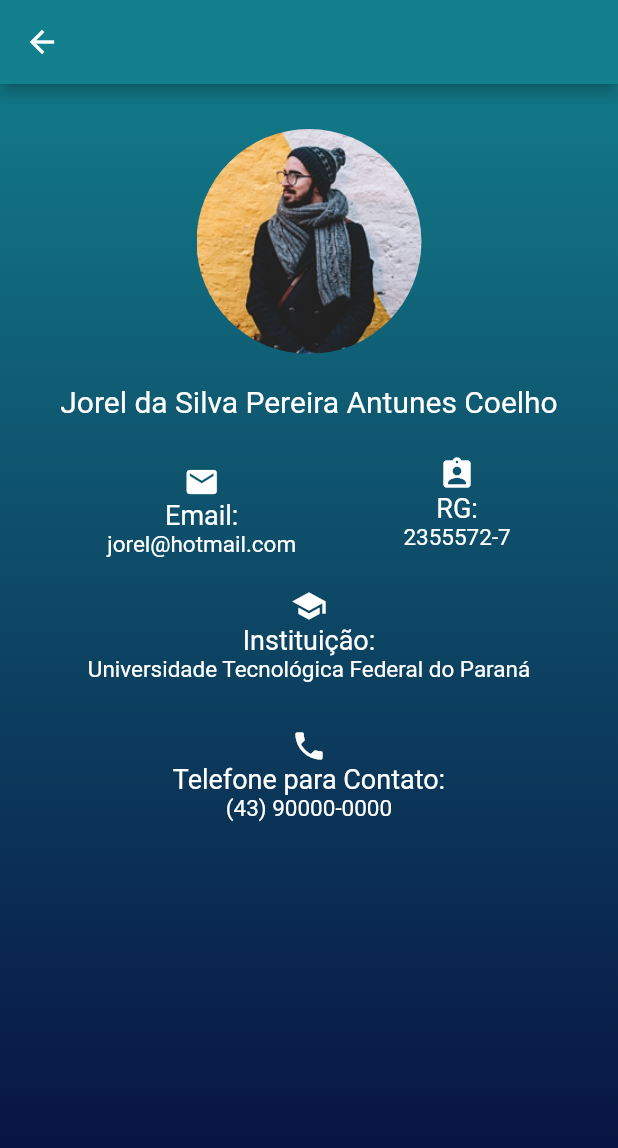
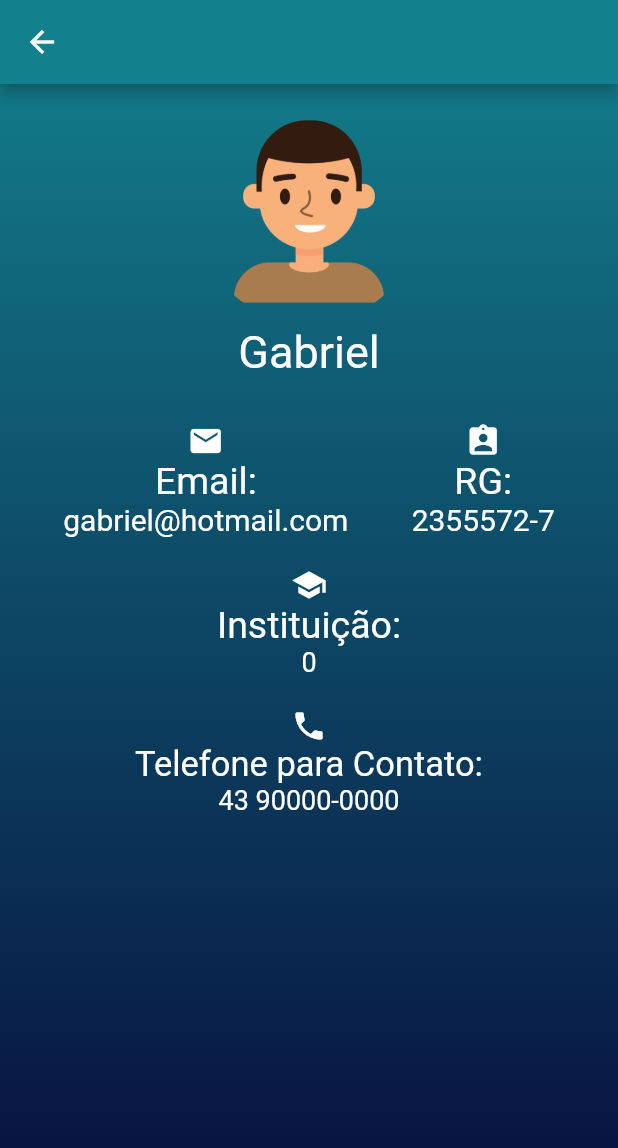
Before and after one commit to Crymison/BusCode, a Flutter app: the AlunoDetalhePage screen opened directly with sample values from the repository, on a phone screen of 412 x 824 dp. Shown: the top 1148 px of the screen. Run offline on Flutter 3.47's test engine with Material 2 defaults, Android fonts, the phone set to English and light mode, and no system bars; our stand-ins replace cloud_firestore, firebase_auth, firebase_core; accounts and stored records are empty.

Commit message:
Atualização: Instituição(motorista)

```diff
--- /dev/null
+++ b/lib/classes/globals.dart
@@ -0,0 +1,5 @@
+library my_prj.globals;
+
+bool contadorMotorista = true;
+bool contadorAluno = true;
+bool contadorAlunoFaculdade = true;
--- a/lib/telas/aluno_detalhe_page.dart
+++ b/lib/telas/aluno_detalhe_page.dart
@@ -2,9 +2,7 @@ import 'package:flutter/material.dart';
 import 'package:flutter_application_1/classes/aluno_classe.dart';
 
 class AlunoDetalhePage extends StatefulWidget {
-
   Aluno alunos;
-
   AlunoDetalhePage({ Key? key, required this.alunos}) : super(key: key);
 
   @override
@@ -32,13 +30,13 @@ class _AlunoDetalhePageState extends State<AlunoDetalhePage>{
         body: Column(
           children: [
             Padding(
-              padding: const EdgeInsets.only(top: 30, bottom: 10),
+              padding: const EdgeInsets.only(top: 10),
               child: Row(
                 mainAxisAlignment: MainAxisAlignment.center,
                 crossAxisAlignment: CrossAxisAlignment.center,
                 children: [
                   ClipRRect(
-                    child: Image.asset('imagens/fotousuario.jpg', width: 150,),
+                    child: Image.asset(widget.alunos.icone, width: 150,),
                     borderRadius: const BorderRadius.all(Radius.circular(150)),
                     ),
                 ]
@@ -49,10 +47,8 @@ class _AlunoDetalhePageState extends State<AlunoDetalhePage>{
               crossAxisAlignment: CrossAxisAlignment.center,
               children: [
                 Padding(
-                  padding: const EdgeInsets.only(top: 10),
-                  child: Text(
-                    'Jorel da Silva Pereira Antunes Coelho',  /*tabela[Aluno].nome_aluno.toString()*/
-                    style: TextStyle(fontSize: 20),
+                  padding: const EdgeInsets.only(top: 1),
+                  child: Text(widget.alunos.nome_aluno.toString(), style: TextStyle(fontSize: 30),
                   )
                 ),
               ],
@@ -66,18 +62,18 @@ class _AlunoDetalhePageState extends State<AlunoDetalhePage>{
                   child: Column(
                     children: [
                       Icon(Icons.email),
-                      const Text('Email:', style: TextStyle(fontSize: 18)),
-                      Text('jorel@hotmail.com', style: TextStyle(fontSize: 15))
+                      const Text('Email:', style: TextStyle(fontSize: 25)),
+                      Text(widget.alunos.email_aluno.toString(), style: TextStyle(fontSize: 20))
                     ],
                   ),
                 ),
                 Padding(
-                  padding: const EdgeInsets.only(top: 20),
+                  padding: const EdgeInsets.only(top: 30),
                   child: Column(
                     children: [/*person_pin*/
                       Icon(Icons.assignment_ind),
-                      const Text('RG:', style: TextStyle(fontSize: 18)),
-                      Text('2355572-7', style: TextStyle(fontSize: 15))
+                      const Text('RG:', style: TextStyle(fontSize: 25)),
+                      Text(widget.alunos.rg_aluno.toString(), style: TextStyle(fontSize: 20))
                     ],
                   ),
                 )
@@ -92,8 +88,8 @@ class _AlunoDetalhePageState extends State<AlunoDetalhePage>{
                   child: Column(
                     children: [
                       Icon(Icons.school),
-                      const Text('Instituição:', style: TextStyle(fontSize: 18)),
-                      Text('Universidade Tecnológica Federal do Paraná', style: TextStyle(fontSize: 15))
+                      const Text('Instituição:', style: TextStyle(fontSize: 25)),
+                      Text(widget.alunos.instituicao.toString(), style: TextStyle(fontSize: 18))
                     ],
                   ),
                 )
@@ -104,12 +100,12 @@ class _AlunoDetalhePageState extends State<AlunoDetalhePage>{
               crossAxisAlignment: CrossAxisAlignment.center,
               children: [
                 Padding(
-                  padding: const EdgeInsets.only(top: 30),
+                  padding: const EdgeInsets.only(top: 20),
                   child: Column(
                     children:[
                       Icon(Icons.phone),
-                      const Text('Telefone para Contato:', style: TextStyle(fontSize: 18)),
-                      Text('(43) 90000-0000', style: TextStyle(fontSize: 15))
+                      const Text('Telefone para Contato:', style: TextStyle(fontSize: 23)),
+                      Text(widget.alunos.telefone_aluno.toString(), style: TextStyle(fontSize: 18))
                     ],
 
                   ),
--- a/lib/telas/globals.dart
+++ /dev/null
@@ -1,4 +0,0 @@
-library my_prj.globals;
-
-bool contadorMotorista = true;
-bool contadorAluno = true;
```
Also changed, not shown: lib/repositorios/instituicao_db.dart (+8 -7 lines), lib/repositorios/usuario_db.dart (+21 -2 lines), lib/telas/instituicao_detalhe_page.dart (+10 -10 lines), lib/telas/motorista_principal_page.dart (+10 -4 lines), lib/telas/usuario_principal_page.dart (+8 -9 lines), 1 other file.
